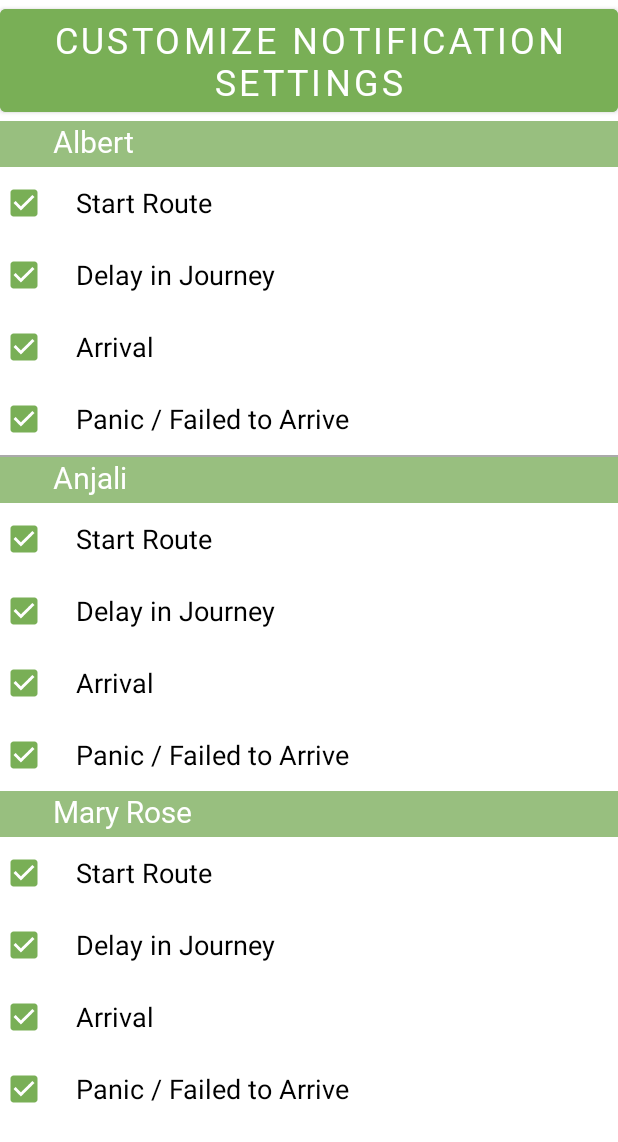
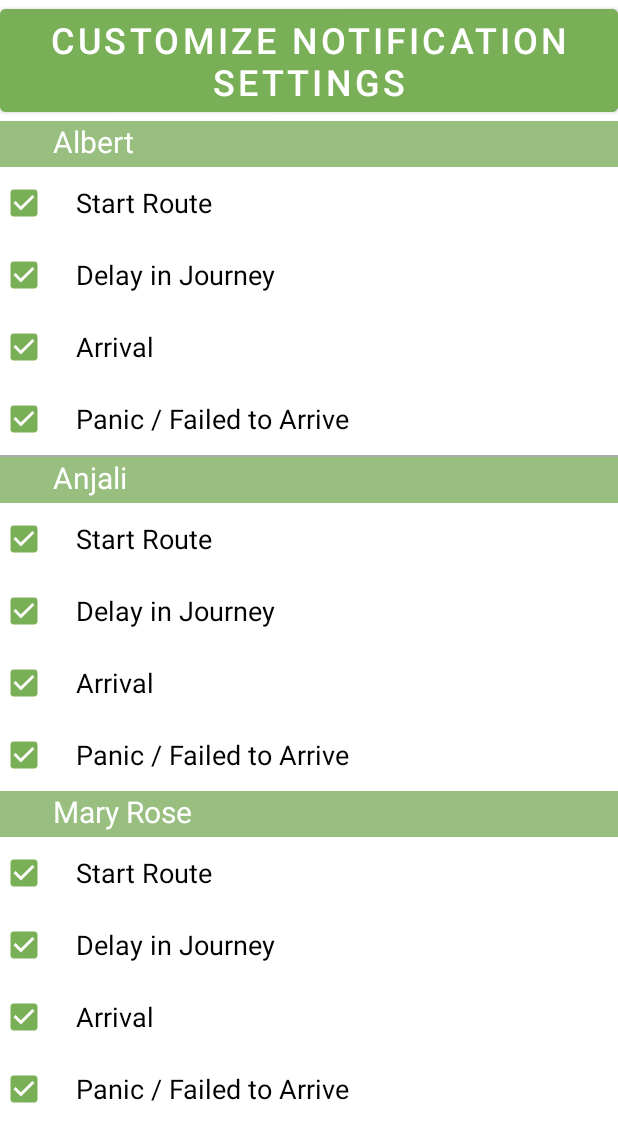
Before and after one commit to XinyuLiu5566/CS465-Project, an Android app: the layout notifications_new.xml on its own in the app's theme, with its tools: preview values and no code run, on a phone screen of 412 x 824 dp. Shown: the top 1142 px of the screen. Run offline under Robolectric (Android 15) with nearby library versions, the light colour scheme and no system bars.

Commit message:
New Notification UI

```diff
--- a/app/src/main/res/layout/activity_maps.xml
+++ b/app/src/main/res/layout/activity_maps.xml
@@ -41,7 +41,7 @@
                 android:inputType="text"
                 android:hint="@string/whereTo"
                 android:textColorHint="@color/gray_light"
-                android:textSize="24sp"
+                android:textSize="18sp"
                 android:textColor="@color/white"
                 android:backgroundTint="@color/gray_dark"/>
         </LinearLayout>
--- a/app/src/main/res/layout/arrived_new.xml
+++ b/app/src/main/res/layout/arrived_new.xml
@@ -30,10 +30,10 @@
 
         <Button
             android:layout_width="275dp"
-            android:layout_height="700dp"
+            android:layout_height="match_parent"
             android:layout_gravity="center"
             android:background="#00000000"
-            android:drawableEnd="@drawable/arrivedsafe"/>
+            android:drawableEnd="@drawable/arrivedsafe" />
 
     </LinearLayout>
 </FrameLayout>
--- a/app/src/main/res/layout/notifications_new.xml
+++ b/app/src/main/res/layout/notifications_new.xml
@@ -6,10 +6,9 @@
     >
 
     <Button
-        android:layout_width="match_parent"
+        android:layout_width="fill_parent"
         android:layout_height="wrap_content"
         android:text="Customize Notification Settings"
-        android:fontFamily="@font/helveticabold"
         android:textColor="@color/white"
         android:textSize="24sp"
         android:gravity="center"
@@ -20,7 +19,7 @@
     <!--Albert-->
 
     <LinearLayout
-        android:layout_width="match_parent"
+        android:layout_width="fill_parent"
         android:background="#98bf7f"
         android:layout_height="wrap_content"
 
@@ -34,7 +33,6 @@
             android:gravity="left"
             android:layout_gravity="left"
             android:layout_marginLeft="35dp"
-            android:fontFamily="@font/helveticabold"
             android:layout_marginBottom="3dp"/>
     </LinearLayout>
 
@@ -46,7 +44,7 @@
             android:onClick="onCheckboxClicked"
             android:text="    Start Route"
             android:textSize="18sp"
-            android:buttonTint="#79af56"/>
+            android:buttonTint="#79af56" />
 
         <CheckBox
             android:id="@+id/contact1delay"
@@ -83,7 +81,7 @@
     <!--Anjali-->
 
     <LinearLayout
-        android:layout_width="match_parent"
+        android:layout_width="fill_parent"
         android:background="#98bf7f"
         android:layout_height="wrap_content">
         <TextView
@@ -95,7 +93,6 @@
             android:gravity="left"
             android:layout_gravity="left"
             android:layout_marginLeft="35dp"
-            android:fontFamily="@font/helveticabold"
             android:layout_marginBottom="3dp"/>
     </LinearLayout>
     <CheckBox
@@ -140,7 +137,7 @@
     <!--Mary Rose-->
 
     <LinearLayout
-        android:layout_width="match_parent"
+        android:layout_width="fill_parent"
         android:background="#98bf7f"
         android:layout_height="wrap_content">
         <TextView
@@ -152,7 +149,6 @@
             android:gravity="left"
             android:layout_gravity="left"
             android:layout_marginLeft="35dp"
-            android:fontFamily="@font/helveticabold"
             android:layout_marginBottom="3dp"/>
     </LinearLayout>
     <CheckBox
@@ -193,4 +189,4 @@
         android:text="    Panic / Failed to Arrive"
         android:textSize="18sp"
         android:buttonTint="#79af56"/>
-</LinearLayout>
+ </LinearLayout>
```
Also changed, not shown: app/src/main/java/com/example/cs465project/MapsActivity.java (+9 -6 lines), app/src/main/res/drawable/FailedArrivalBG.png (deleted), app/src/main/res/drawable/call911.png (renamed from app/src/main/res/drawable/Call911.png), app/src/main/res/drawable/failedarrival.png, app/src/main/res/font/helvetica.ttf (renamed from app/src/main/res/font/Helvetica.ttf), app/src/main/res/font/helveticabold.ttf (renamed from app/src/main/res/font/HelveticaBold.ttf).
